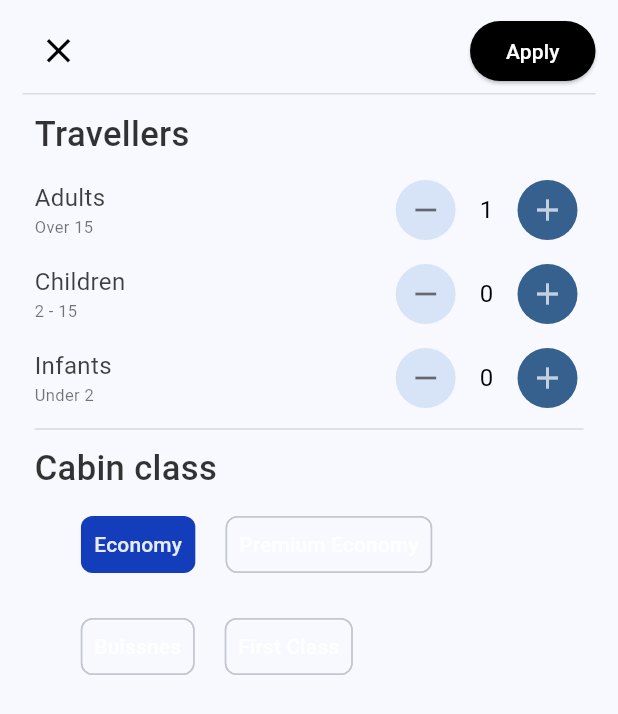
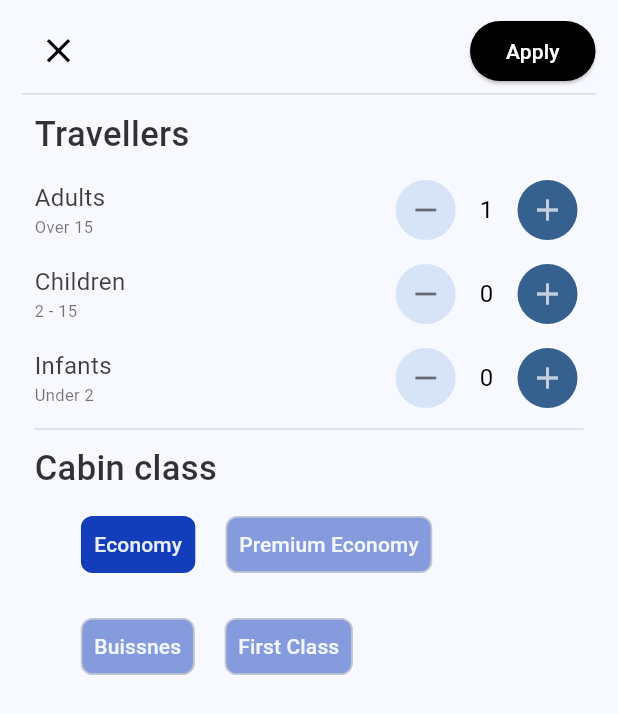
Before and after one commit to saninthottungal/fairFlights, a Flutter app: the ModaleContainer widget shown alone on an empty page, opened directly, on a phone screen of 412 x 824 dp. Shown: the top 714 px of the screen. Run offline on Flutter 3.47's test engine with Material 3 defaults, Android fonts, the phone set to English and light mode, and no system bars; our stand-ins replace easy_date_timeline, google_fonts; missing offline and left inert: paged_vertical_calendar.

Commit message:
refactoring done

```diff
--- a/lib/Screens/ScreenHome/Widgets/CustomChip.dart
+++ b/lib/Screens/ScreenHome/Widgets/CustomChip.dart
@@ -1,4 +1,3 @@
-import 'package:flight_booking/Core/Constants/colors.dart';
 import 'package:flutter/material.dart';
 
 class CustomChip<T extends Enum> extends StatelessWidget {
--- a/lib/Screens/ScreenHome/Widgets/InputsWidget.dart
+++ b/lib/Screens/ScreenHome/Widgets/InputsWidget.dart
@@ -2,6 +2,8 @@ import 'package:flight_booking/Core/Constants/colors.dart';
 import 'package:flight_booking/Screens/ScreenCalendar/ScreenCalendar.dart';
 import 'package:flight_booking/Screens/ScreenHome/Constants/enums.dart';
 import 'package:flight_booking/Screens/ScreenHome/Providers/ChoiceProvider.dart';
+import 'package:flight_booking/Screens/ScreenHome/Providers/CounterProvider.dart';
+import 'package:flight_booking/Screens/ScreenHome/Providers/CustomChipProvider.dart';
 import 'package:flight_booking/Screens/ScreenHome/Widgets/CustomCard.dart';
 import 'package:flight_booking/Screens/ScreenHome/Widgets/CustomChip.dart';
 import 'package:flight_booking/Screens/ScreenHome/Widgets/FromToColumn.dart';
@@ -134,7 +136,7 @@ class InputsWidget extends StatelessWidget {
                                       child: ModaleContainer());
                                 });
                           },
-                        ),
+                        )
                       ],
                     ),
                   ),
--- a/lib/Screens/ScreenHome/Widgets/ModaleContainer.dart
+++ b/lib/Screens/ScreenHome/Widgets/ModaleContainer.dart
@@ -156,7 +156,7 @@ class ModaleContainer extends StatelessWidget {
                             chip.onChanged(ClassType.economy);
                           },
                           selectedColor: AppColor.customBlue,
-                          disabledColor: Colors.transparent,
+                          disabledColor: AppColor.customBlue.withOpacity(0.5),
                         ),
                         CustomChip(
                           title: "Premium Economy",
@@ -166,7 +166,7 @@ class ModaleContainer extends StatelessWidget {
                             chip.onChanged(ClassType.premiumEconomy);
                           },
                           selectedColor: AppColor.customBlue,
-                          disabledColor: Colors.transparent,
+                          disabledColor: AppColor.customBlue.withOpacity(0.5),
                         ),
                         CustomChip(
                           title: "Buissnes",
@@ -176,7 +176,7 @@ class ModaleContainer extends StatelessWidget {
                             chip.onChanged(ClassType.buissness);
                           },
                           selectedColor: AppColor.customBlue,
-                          disabledColor: Colors.transparent,
+                          disabledColor: AppColor.customBlue.withOpacity(0.5),
                         ),
                         CustomChip(
                           title: "First Class",
@@ -186,7 +186,7 @@ class ModaleContainer extends StatelessWidget {
                             chip.onChanged(ClassType.firstClass);
                           },
                           selectedColor: AppColor.customBlue,
-                          disabledColor: Colors.transparent,
+                          disabledColor: AppColor.customBlue.withOpacity(0.5),
                         ),
                       ],
                     );
```
